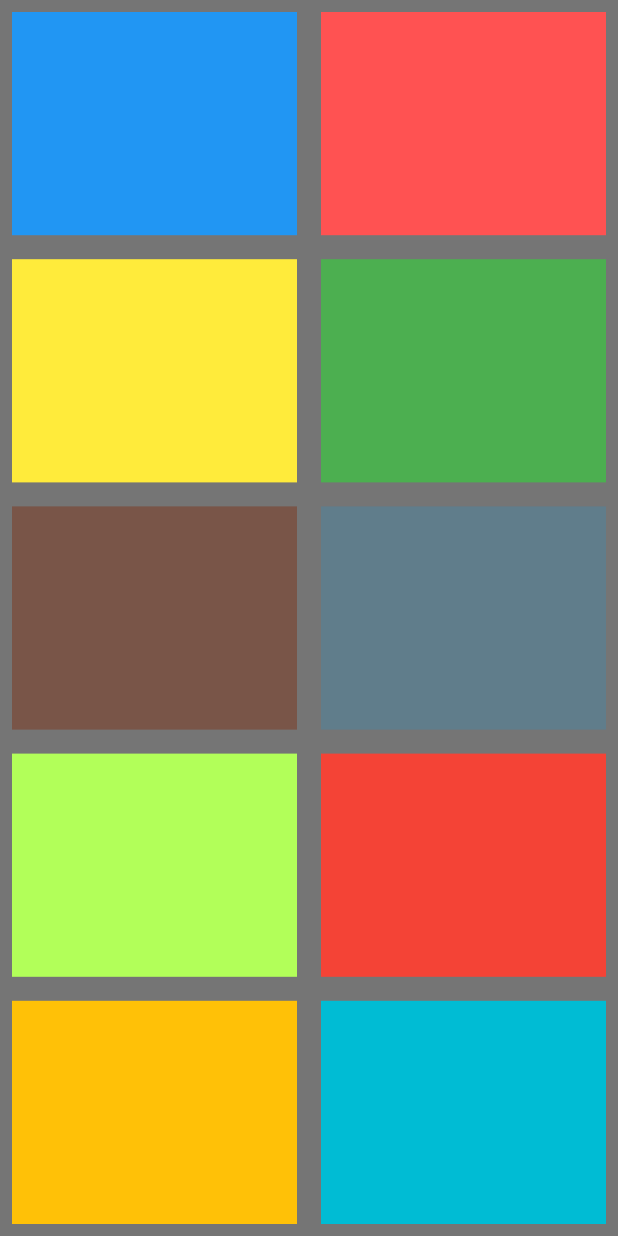
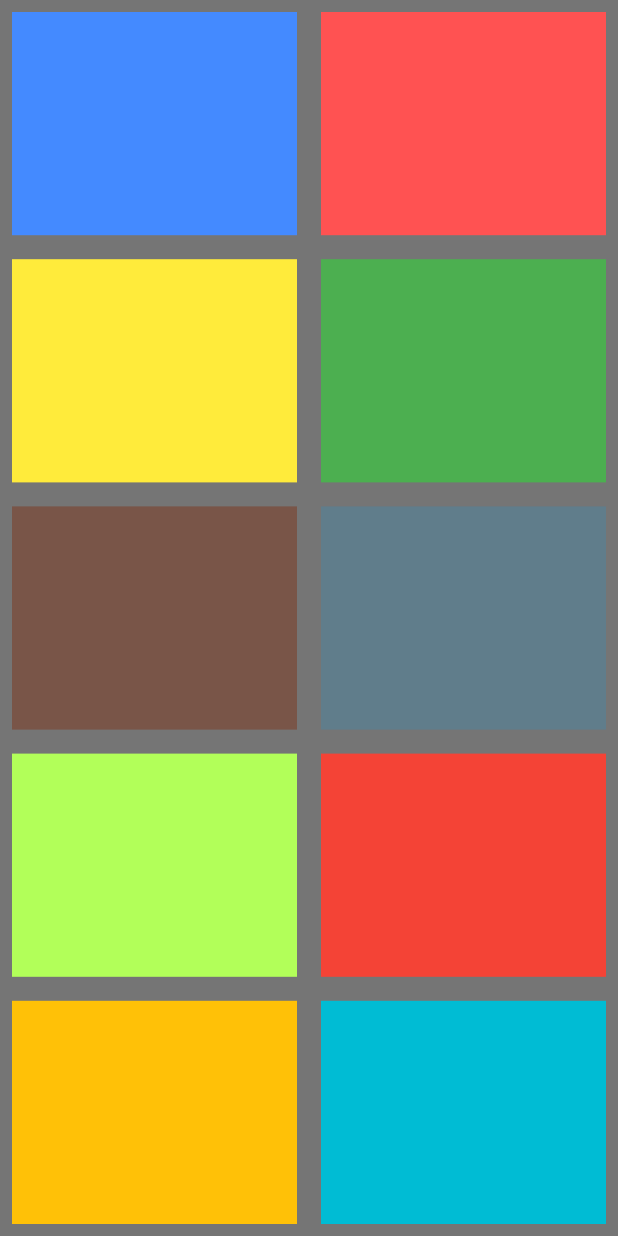
Before and after one commit to serhatcetin-kral/fluter-tuslarla-muzik-, a Flutter app: the screen it shows after launch, on a phone screen of 412 x 824 dp. Run offline on Flutter 3.47's test engine with Material 2 defaults, Android fonts, the phone set to English and light mode, and no system bars; our stand-ins replace audioplayers.

Commit message:
flatbutton yerine refaktor kulalanarak yaptik

```diff
--- a/lib/main.dart
+++ b/lib/main.dart
@@ -42,21 +42,11 @@ class DrumPage extends StatelessWidget {
             child: Row(
               children: [
                 Expanded(
-                  child: FlatButton(
-                      padding: EdgeInsets.all(8),
-                      onPressed: (){
-                        callVoice('bip');
-                      },
-                      child: Container(color: Colors.blue,)),
+                  child: buildDrumPad('bip',Colors.blueAccent), //burada refaktor kullandik flatbutton yerine
                 ),
 
                 Expanded(
-                  child: FlatButton(
-                    padding: EdgeInsets.all(8),
-                      onPressed: (){
-                        callVoice('bongo');
-                      },
-                      child: Container(color: Colors.redAccent,)),
+                  child: buildDrumPad('bongo',Colors.redAccent), //buradada flatbutton yerine refaktor kullandik asagidakilerde kullanmadim
                 ),
               ],
             ),
@@ -152,4 +142,13 @@ class DrumPage extends StatelessWidget {
       ),
     ) ;
   }
+
+  FlatButton buildDrumPad(String ses,Color color) {
+    return FlatButton(
+                    padding: EdgeInsets.all(8),
+                    onPressed: (){
+                      callVoice(ses);
+                    },
+                    child: Container(color: color,));
+  }
 }
```
